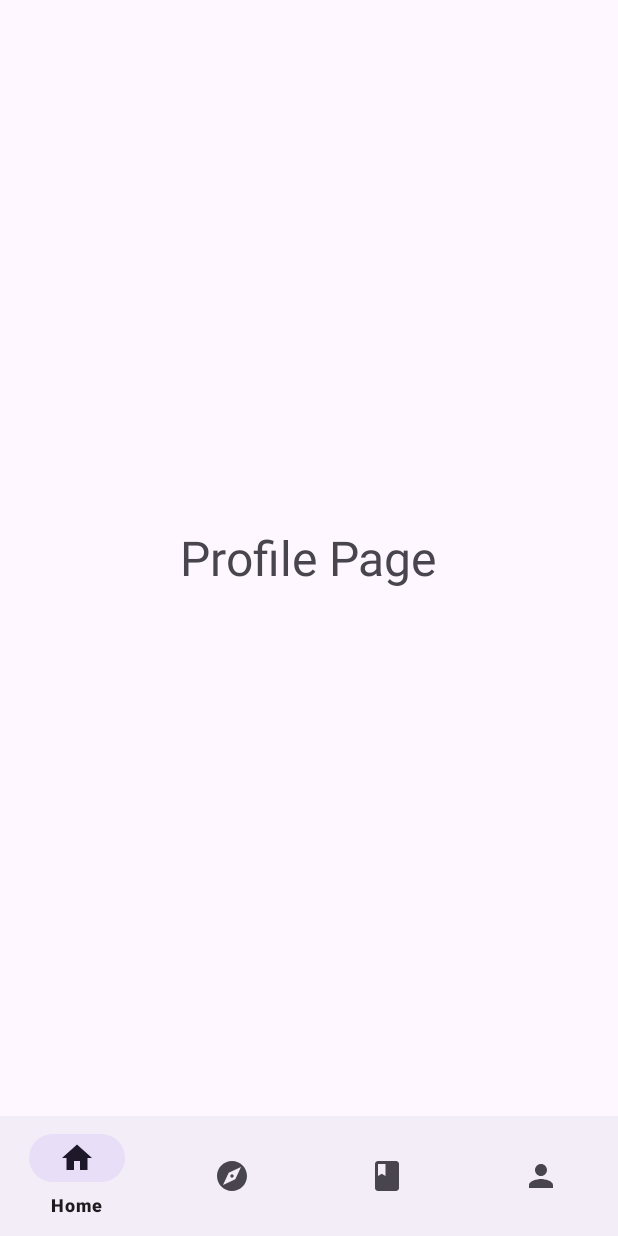
After one commit to MAD2023team1/MAD2023_Team1, an Android app: the fragment ProfileFragment placed in its activity, on a phone screen of 412 x 824 dp. The commit adds this screen. Run offline under Robolectric (Android 15) with nearby library versions, the phone set to English and light mode, and no system bars.

Commit message:
notification bar

```diff
--- /dev/null
+++ b/app/src/main/java/sg/team1/book_my_campus/HomeFragment.java
@@ -0,0 +1,63 @@
+package sg.team1.book_my_campus;
+
+import android.os.Bundle;
+import android.view.LayoutInflater;
+import android.view.View;
+import android.view.ViewGroup;
+
+import androidx.fragment.app.Fragment;
+
+/**
+ * A simple {@link Fragment} subclass.
+ * Use the {@link HomeFragment#newInstance} factory method to
+ * create an instance of this fragment.
+ */
+public class HomeFragment extends Fragment {
+
+    // TODO: Rename parameter arguments, choose names that match
+    // the fragment initialization parameters, e.g. ARG_ITEM_NUMBER
+    private static final String ARG_PARAM1 = "param1";
+    private static final String ARG_PARAM2 = "param2";
+
+    // TODO: Rename and change types of parameters
+    private String mParam1;
+    private String mParam2;
+
+    public HomeFragment() {
+        // Required empty public constructor
+    }
+
+    /**
+     * Use this factory method to create a new instance of
+     * this fragment using the provided parameters.
+     *
+     * @param param1 Parameter 1.
+     * @param param2 Parameter 2.
+     * @return A new instance of fragment HomeFragment.
+     */
+    // TODO: Rename and change types and number of parameters
+    public static HomeFragment newInstance(String param1, String param2) {
+        HomeFragment fragment = new HomeFragment();
+        Bundle args = new Bundle();
+        args.putString(ARG_PARAM1, param1);
+        args.putString(ARG_PARAM2, param2);
+        fragment.setArguments(args);
+        return fragment;
+    }
+
+    @Override
+    public void onCreate(Bundle savedInstanceState) {
+        super.onCreate(savedInstanceState);
+        if (getArguments() != null) {
+            mParam1 = getArguments().getString(ARG_PARAM1);
+            mParam2 = getArguments().getString(ARG_PARAM2);
+        }
+    }
+
+    @Override
+    public View onCreateView(LayoutInflater inflater, ViewGroup container,
+                             Bundle savedInstanceState) {
+        // Inflate the layout for this fragment
+        return inflater.inflate(R.layout.fragment_home, container, false);
+    }
+}
--- a/app/src/main/java/sg/team1/book_my_campus/HomePage.java
+++ b/app/src/main/java/sg/team1/book_my_campus/HomePage.java
@@ -1,20 +1,52 @@
 package sg.team1.book_my_campus;
 
+import sg.team1.book_my_campus.databinding.HomePageBinding;
+import androidx.fragment.app.Fragment;
+import androidx.fragment.app.FragmentManager;
+import androidx.fragment.app.FragmentTransaction;
 import android.os.Bundle;
 import android.util.Log;
+import androidx.appcompat.app.AppCompatActivity;
 
-import androidx.appcompat.app.AppCompatActivity;
 
 import sg.team1.book_my_campus.R;
 
 public class HomePage extends AppCompatActivity {
     String title = "Home Page";
+    HomePageBinding binding;
+    private static final int home_id = R.id.Home;
+    private static final int explore_id = R.id.explore;
+    private static final int mybooking_id = R.id.mybookings;
+    private static final int profile_id = R.id.profile;
 
     @Override
     protected void onCreate(Bundle savedInstanceState) {
         super.onCreate(savedInstanceState);
-        setContentView(R.layout.home_page);
-        Log.v(title, "On Create! hello");
+        binding = HomePageBinding.inflate(getLayoutInflater());
+        setContentView(binding.getRoot());
+        replaceFragment(new HomeFragment());
+        //Log.v(title, "On Create! hello");
+        binding.bottomNavigationView2.setOnItemSelectedListener(item->{
+            int item_id = item.getItemId();
+            if(item_id == home_id){
+                replaceFragment(new HomeFragment());
+            }else if (item_id == explore_id){
+                replaceFragment(new ExploreFragment());
+            }else if(item_id == mybooking_id){
+                replaceFragment(new myBookingsFragment());
+            }else{//should i add else if profile_id let's test out
+                replaceFragment(new ProfileFragment());
+            }
+            return true;
+        });
+
+    }
+    //replace fragment method
+    private void replaceFragment(Fragment fragment){
+        FragmentManager fragmentManager = getSupportFragmentManager();
+        FragmentTransaction fragmentTransaction = fragmentManager.beginTransaction();
+        fragmentTransaction.replace(R.id.framelayout, fragment);
+        fragmentTransaction.commit();
 
     }
 
--- /dev/null
+++ b/app/src/main/java/sg/team1/book_my_campus/ProfileFragment.java
@@ -0,0 +1,63 @@
+package sg.team1.book_my_campus;
+
+import android.os.Bundle;
+import android.view.LayoutInflater;
+import android.view.View;
+import android.view.ViewGroup;
+
+import androidx.fragment.app.Fragment;
+
+/**
+ * A simple {@link Fragment} subclass.
+ * Use the {@link ProfileFragment#newInstance} factory method to
+ * create an instance of this fragment.
+ */
+public class ProfileFragment extends Fragment {
+
+    // TODO: Rename parameter arguments, choose names that match
+    // the fragment initialization parameters, e.g. ARG_ITEM_NUMBER
+    private static final String ARG_PARAM1 = "param1";
+    private static final String ARG_PARAM2 = "param2";
+
+    // TODO: Rename and change types of parameters
+    private String mParam1;
+    private String mParam2;
+
+    public ProfileFragment() {
+        // Required empty public constructor
+    }
+
+    /**
+     * Use this factory method to create a new instance of
+     * this fragment using the provided parameters.
+     *
+     * @param param1 Parameter 1.
+     * @param param2 Parameter 2.
+     * @return A new instance of fragment ProfileFragment.
+     */
+    // TODO: Rename and change types and number of parameters
+    public static ProfileFragment newInstance(String param1, String param2) {
+        ProfileFragment fragment = new ProfileFragment();
+        Bundle args = new Bundle();
+        args.putString(ARG_PARAM1, param1);
+        args.putString(ARG_PARAM2, param2);
+        fragment.setArguments(args);
+        return fragment;
+    }
+
+    @Override
+    public void onCreate(Bundle savedInstanceState) {
+        super.onCreate(savedInstanceState);
+        if (getArguments() != null) {
+            mParam1 = getArguments().getString(ARG_PARAM1);
+            mParam2 = getArguments().getString(ARG_PARAM2);
+        }
+    }
+
+    @Override
+    public View onCreateView(LayoutInflater inflater, ViewGroup container,
+                             Bundle savedInstanceState) {
+        // Inflate the layout for this fragment
+        return inflater.inflate(R.layout.fragment_profile, container, false);
+    }
+}
--- a/app/src/main/res/drawable/baseline_search_24.xml
+++ /dev/null
@@ -1,5 +0,0 @@
-<vector android:height="24dp" android:tint="#000000"
-    android:viewportHeight="24" android:viewportWidth="24"
-    android:width="24dp" xmlns:android="http://schemas.android.com/apk/res/android">
-    <path android:fillColor="@android:color/white" android:pathData="M15.5,14h-0.79l-0.28,-0.27C15.41,12.59 16,11.11 16,9.5 16,5.91 13.09,3 9.5,3S3,5.91 3,9.5 5.91,16 9.5,16c1.61,0 3.09,-0.59 4.23,-1.57l0.27,0.28v0.79l5,4.99L20.49,19l-4.99,-5zM9.5,14C7.01,14 5,11.99 5,9.5S7.01,5 9.5,5 14,7.01 14,9.5 11.99,14 9.5,14z"/>
-</vector>
--- /dev/null
+++ b/app/src/main/res/drawable/explore.xml
@@ -0,0 +1,5 @@
+<vector android:height="24dp" android:tint="#000000"
+    android:viewportHeight="24" android:viewportWidth="24"
+    android:width="24dp" xmlns:android="http://schemas.android.com/apk/res/android">
+    <path android:fillColor="@android:color/white" android:pathData="M12,10.9c-0.61,0 -1.1,0.49 -1.1,1.1s0.49,1.1 1.1,1.1c0.61,0 1.1,-0.49 1.1,-1.1s-0.49,-1.1 -1.1,-1.1zM12,2C6.48,2 2,6.48 2,12s4.48,10 10,10 10,-4.48 10,-10S17.52,2 12,2zM14.19,14.19L6,18l3.81,-8.19L18,6l-3.81,8.19z"/>
+</vector>
--- /dev/null
+++ b/app/src/main/res/layout/fragment_profile.xml
@@ -0,0 +1,15 @@
+<?xml version="1.0" encoding="utf-8"?>
+<FrameLayout xmlns:android="http://schemas.android.com/apk/res/android"
+    xmlns:tools="http://schemas.android.com/tools"
+    android:layout_width="match_parent"
+    android:layout_height="match_parent"
+    tools:context=".ProfileFragment">
+
+    <TextView
+        android:id="@+id/textView4"
+        android:layout_width="wrap_content"
+        android:layout_height="wrap_content"
+        android:text="Profile Page"
+        android:textSize="32dp"
+        android:layout_gravity="center"/>
+</FrameLayout>
--- a/app/src/main/res/layout/home_page.xml
+++ b/app/src/main/res/layout/home_page.xml
@@ -3,23 +3,26 @@
     xmlns:app="http://schemas.android.com/apk/res-auto"
     xmlns:tools="http://schemas.android.com/tools"
     android:layout_width="match_parent"
-    android:layout_height="match_parent">
+    android:layout_height="match_parent"
+    tools:context=".MainActivity">
 
-    <LinearLayout
-        android:layout_width="410dp"
-        android:layout_height="737dp"
-        android:orientation="vertical"
-        app:layout_constraintBottom_toBottomOf="parent"
+    <FrameLayout
+        android:id="@+id/framelayout"
+        android:layout_width="0dp"
+        android:layout_height="0dp"
+        app:layout_constraintBottom_toTopOf="@+id/bottomNavigationView2"
         app:layout_constraintEnd_toEndOf="parent"
         app:layout_constraintStart_toStartOf="parent"
         app:layout_constraintTop_toTopOf="parent">
 
-        <TextView
-            android:id="@+id/textView15"
-            android:layout_width="match_parent"
-            android:layout_height="wrap_content"
-            android:text="@string/welcomeText"
-            android:textAlignment="center"
-            android:textSize="34sp" />
-    </LinearLayout>
+    </FrameLayout>
+
+    <com.google.android.material.bottomnavigation.BottomNavigationView
+        android:id="@+id/bottomNavigationView2"
+        android:layout_width="match_parent"
+        android:layout_height="wrap_content"
+        app:layout_constraintBottom_toBottomOf="parent"
+        app:layout_constraintEnd_toEndOf="parent"
+        app:layout_constraintStart_toStartOf="parent"
+        app:menu = "@menu/bottom_nav_menu"/>
 </androidx.constraintlayout.widget.ConstraintLayout>
--- /dev/null
+++ b/app/src/main/res/menu/bottom_nav_menu.xml
@@ -0,0 +1,16 @@
+<?xml version="1.0" encoding="utf-8"?>
+<menu xmlns:android="http://schemas.android.com/apk/res/android">
+
+    <item android:title="Home"
+        android:icon="@drawable/homeicon"
+        android:id = "@+id/Home"/>
+    <item android:title="Explore"
+        android:icon="@drawable/explore"
+        android:id = "@+id/explore"/>
+    <item android:title="MyBookings"
+        android:icon="@drawable/mybookings"
+        android:id = "@+id/mybookings"/>
+    <item android:title="Profile"
+        android:icon="@drawable/myprofileicon"
+        android:id = "@+id/profile"/>
+</menu>
```
Also changed, not shown: app/build.gradle (+10 -3 lines), app/src/main/java/sg/team1/book_my_campus/ExploreFragment.java (added, +63 -0 lines), app/src/main/java/sg/team1/book_my_campus/myBookingsFragment.java (added, +63 -0 lines), app/src/main/res/layout/fragment_explore.xml (added, +12 -0 lines), app/src/main/res/layout/fragment_home.xml (added, +14 -0 lines), app/src/main/res/layout/fragment_my_bookings.xml (added, +16 -0 lines), app/src/main/res/drawable/homeicon.xml (renamed from app/src/main/res/drawable/baseline_home_24.xml), app/src/main/res/drawable/mybookings.xml (renamed from app/src/main/res/drawable/baseline_book_24.xml), app/src/main/res/drawable/myprofileicon.xml (renamed from app/src/main/res/drawable/baseline_person_24.xml).
